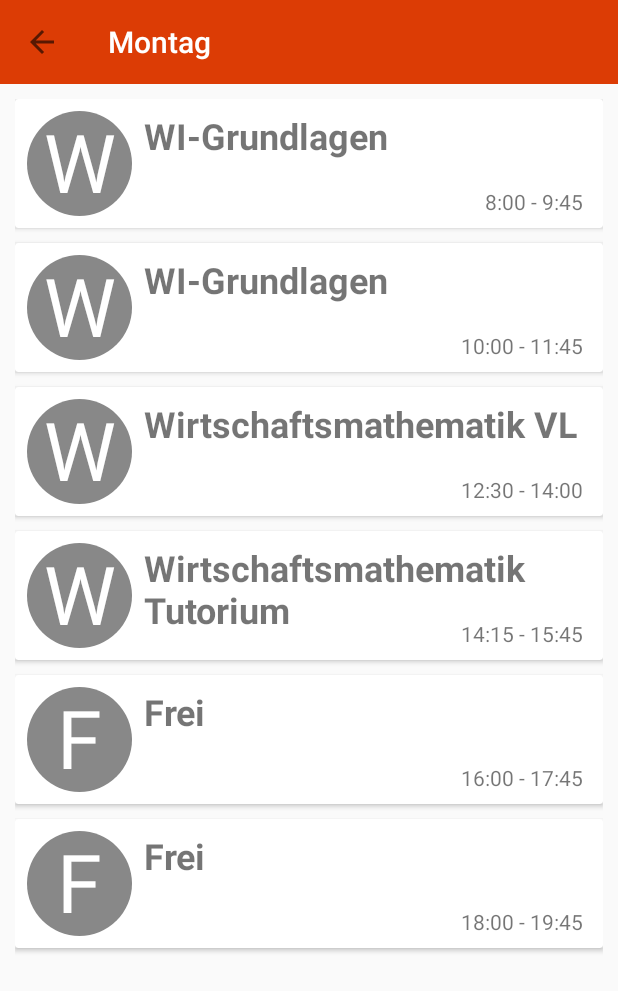
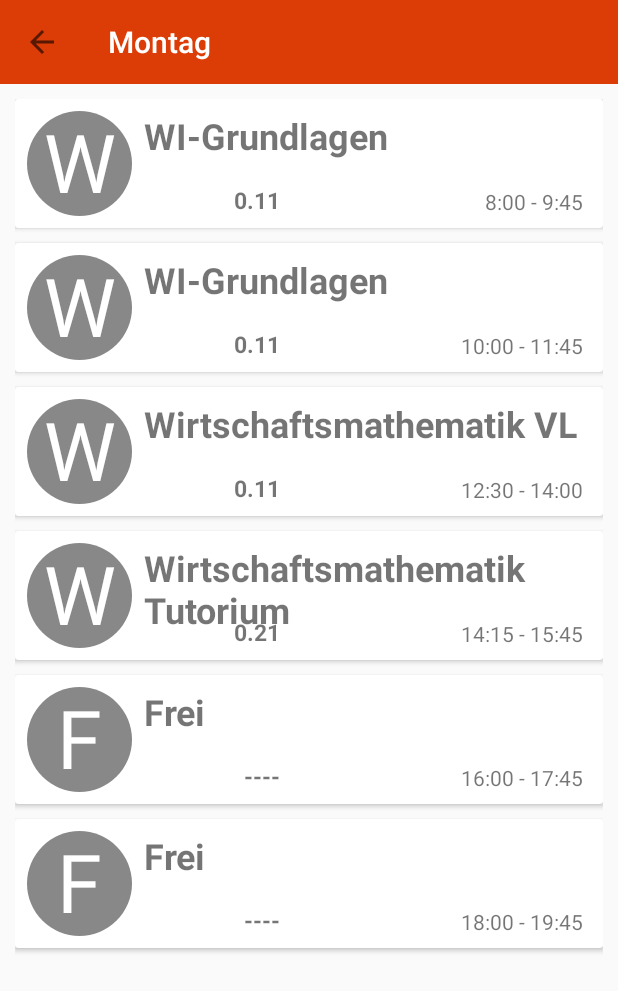
Before and after one commit to Narsipa/HsHBuddy, an Android app: the WeekActivity screen opened directly, with no data from a screen before it, after a tap on "Montag", on a phone screen of 412 x 824 dp. Shown: the top 991 px of the screen. Run offline under Robolectric (Android 15) with nearby library versions, the phone set to English and light mode, and no system bars.

Commit message:
Merge branch 'master' of C:\Users\Simon_000\Desktop\Github\HsHBuddy with conflicts.

```diff
--- a/app/src/main/java/com/example/android/timetabledemo/DayDetail.java
+++ b/app/src/main/java/com/example/android/timetabledemo/DayDetail.java
@@ -4,6 +4,8 @@ import android.content.Context;
 import android.support.v7.app.AppCompatActivity;
 import android.os.Bundle;
 import android.view.LayoutInflater;
+import android.view.Menu;
+import android.view.MenuInflater;
 import android.view.MenuItem;
 import android.view.View;
 import android.view.ViewGroup;
@@ -19,9 +21,12 @@ public class DayDetail extends AppCompatActivity {
 
     private ListView listView;
     private android.support.v7.widget.Toolbar toolbar;
-    public static String[] Montag;
     public static String[] Montag1;
-    public static String[] Dienstag;
+    public static String[] Montag2;
+    public static String[] Montag3;
+    public static String[] Dienstag1;
+    public static String[] Dienstag2;
+    public static String[] Dienstag3;
     public static String[] Mittwoch;
     public static String[] Donnerstag;
     public static String[] Freitag;
@@ -32,8 +37,14 @@ public class DayDetail extends AppCompatActivity {
     public static String[] Time4;
     public static String[] Time5;
     public static String[] Time6;
+    public static String[] RaumMontag1;
+    public static String[] RaumDienstag1;
+    public static String[] RaumMittwoch1;
+    public static String[] RaumDonnerstag1;
+    public static String[] RaumFreitag1;
     private String[] PreferredDay;
     private String[] PreferredTime;
+    private String[] PreferredRoom;
 
     @Override
     protected void onCreate(Bundle savedInstanceState) {
@@ -58,11 +69,12 @@ public class DayDetail extends AppCompatActivity {
 
     private void setupListView(){
 
-        int zahl = (int)((Math.random()) * 6 + 1);
-
-        Montag = getResources().getStringArray(R.array.Montag);
         Montag1 = getResources().getStringArray(R.array.Montag1);
-        Dienstag = getResources().getStringArray(R.array.Dienstag);
+        Montag2 = getResources().getStringArray(R.array.Montag2);
+        Montag3 = getResources().getStringArray(R.array.Montag3);
+        Dienstag1 = getResources().getStringArray(R.array.Dienstag1);
+        Dienstag2 = getResources().getStringArray(R.array.Dienstag2);
+        Dienstag3 = getResources().getStringArray(R.array.Dienstag3);
         Mittwoch = getResources().getStringArray(R.array.Mittwoch);
         Donnerstag = getResources().getStringArray(R.array.Donnerstag);
         Freitag = getResources().getStringArray(R.array.Freitag);
@@ -75,17 +87,39 @@ public class DayDetail extends AppCompatActivity {
         Time5 = getResources().getStringArray(R.array.time5);
         Time6 = getResources().getStringArray(R.array.time6);
 
+        RaumMontag1 = getResources().getStringArray(R.array.RaumMontag1);
+        RaumDienstag1 = getResources().getStringArray(R.array.RaumDienstag1);
+        RaumMittwoch1 = getResources().getStringArray(R.array.RaumMittwoch1);
+        RaumDonnerstag1 = getResources().getStringArray(R.array.RaumDonnerstag1);
+        RaumFreitag1 = getResources().getStringArray(R.array.RaumFreitag1);
+
         String selected_day = WeekActivity.sharedPreferences.getString(WeekActivity.SEL_DAY, null);
+
+        int semester;
+        semester = WeekActivity.semester;
 
         if(selected_day.equalsIgnoreCase("Montag")){
             PreferredTime = Time1;
-            if (zahl < 3){
-                PreferredDay = Montag;
-            } else PreferredDay = Montag1;
+            if (semester == 1){
+                PreferredDay = Montag1;
+                PreferredRoom = RaumMontag1;
+            } else if (semester == 2){
+                PreferredDay = Montag2;
+            } else if (semester == 3){
+                PreferredDay = Montag3;
+            }
 
         }else if(selected_day.equalsIgnoreCase("Dienstag")){
-            PreferredDay = Dienstag;
             PreferredTime = Time2;
+            if (semester == 1){
+                PreferredDay = Dienstag1;
+                PreferredRoom = RaumDienstag1;
+            } else if (semester == 2){
+                PreferredDay = Dienstag2;
+            } else if (semester == 3){
+                PreferredDay = Dienstag3;
+            }
+
         }else if(selected_day.equalsIgnoreCase("Mittwoch")){
             PreferredDay = Mittwoch;
             PreferredTime = Time3;
@@ -100,7 +134,7 @@ public class DayDetail extends AppCompatActivity {
             PreferredTime = Time6;
         }
 
-        SimpleAdapter simpleAdapter = new SimpleAdapter(DayDetail.this, PreferredDay, PreferredTime);
+        SimpleAdapter simpleAdapter = new SimpleAdapter(DayDetail.this, PreferredDay, PreferredTime, PreferredRoom);
         listView.setAdapter(simpleAdapter);
 
     }
@@ -109,15 +143,17 @@ public class DayDetail extends AppCompatActivity {
 
         private Context mContext;
         private LayoutInflater layoutInflater;
-        private TextView subject, time;
+        private TextView subject, time, room;
         private String[] subjectArray;
         private String[] timeArray;
+        private String[] roomArray;
         private LetterImageView letterImageView;
 
-        public SimpleAdapter(Context context, String[] subjectArray, String[] timeArray){
+        public SimpleAdapter(Context context, String[] subjectArray, String[] timeArray, String[] roomArray){
             mContext = context;
             this.subjectArray = subjectArray;
             this.timeArray = timeArray;
+            this.roomArray = roomArray;
             layoutInflater = LayoutInflater.from(context);
         }
 
@@ -142,14 +178,14 @@ public class DayDetail extends AppCompatActivity {
             if(convertView == null){
                 convertView = layoutInflater.inflate(R.layout.day_detail_single_item, null);
             }
-
+            room = (TextView)convertView.findViewById(R.id.tvRoomDetail);
             subject = (TextView)convertView.findViewById(R.id.tvSubjectDayDetails);
             time = (TextView)convertView.findViewById(R.id.tvTimeDayDetail);
             letterImageView = (LetterImageView)convertView.findViewById(R.id.ivDayDetails);
 
             subject.setText(subjectArray[position]);
             time.setText(timeArray[position]);
-
+            room.setText(roomArray[position]);
             letterImageView.setOval(true);
             letterImageView.setLetter(subjectArray[position].charAt(0));
 
--- a/app/src/main/res/layout/day_detail_single_item.xml
+++ b/app/src/main/res/layout/day_detail_single_item.xml
@@ -37,6 +37,19 @@
             android:layout_marginRight="13dp"
             android:text="Time" />
 
+        <TextView
+            android:id="@+id/tvRoomDetail"
+            android:text="Raum"
+            android:textStyle="bold"
+            android:textSize="15sp"
+            android:layout_width="wrap_content"
+            android:layout_height="wrap_content"
+            android:layout_alignBottom="@+id/ivDayDetails"
+            android:layout_alignParentEnd="true"
+            android:layout_alignParentRight="true"
+            android:layout_marginEnd="215dp"
+            android:layout_marginRight="215dp" />
+
     </RelativeLayout>
 
 </android.support.v7.widget.CardView>
--- /dev/null
+++ b/app/src/main/res/menu/day_detail_semester_menu.xml
@@ -0,0 +1,18 @@
+<?xml version="1.0" encoding="utf-8"?>
+<menu xmlns:android="http://schemas.android.com/apk/res/android"
+    xmlns:app="http://schemas.android.com/apk/res-auto">
+
+    <item android:id="@+id/semester1"
+        android:title="1. Semester"
+        app:showAsAction="never" />
+
+    <item android:id="@+id/semester2"
+        android:title="2. Semester"
+        app:showAsAction="never" />
+
+    <item android:id="@+id/semester3"
+        android:title="3. Semester"
+        app:showAsAction="never" />
+
+
+</menu>
```
Also changed, not shown: app/src/main/java/com/example/android/timetabledemo/WeekActivity.java (+35 -0 lines).
